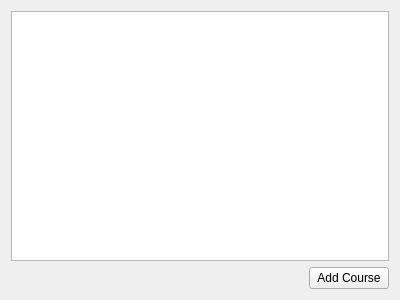
This is widget.ui in casalete/ErasmusIo as Qt 5 draws it before an edit. The edited form follows.
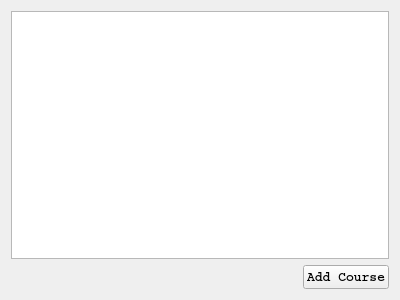
This is the edited form. Icons and pictures are not drawn.

```diff
--- a/widget.ui
+++ b/widget.ui
@@ -13,6 +13,9 @@
   <property name="windowTitle">
    <string>Form</string>
   </property>
+  <property name="styleSheet">
+   <string notr="true">background-image: url(:/unic.jpg);</string>
+  </property>
   <layout class="QVBoxLayout" name="verticalLayout">
    <item>
     <widget class="QTableWidget" name="tableWidget"/>
@@ -34,6 +37,14 @@
      </item>
      <item>
       <widget class="QPushButton" name="addCourse">
+       <property name="font">
+        <font>
+         <family>Courier</family>
+         <pointsize>10</pointsize>
+         <weight>75</weight>
+         <bold>true</bold>
+        </font>
+       </property>
        <property name="text">
         <string>Add Course</string>
        </property>
```
